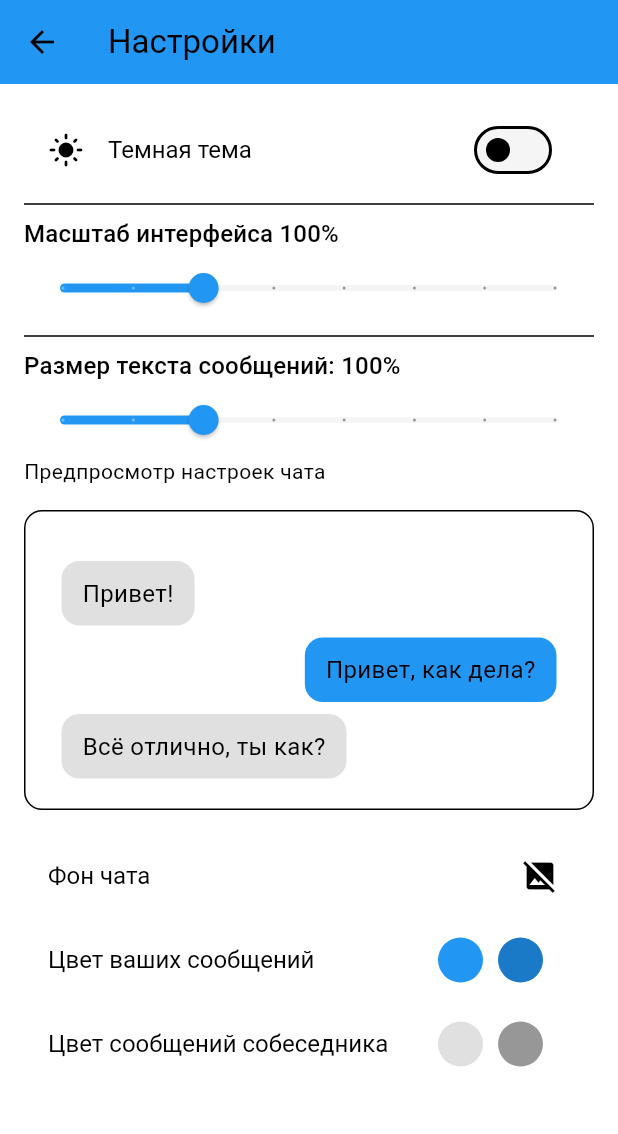
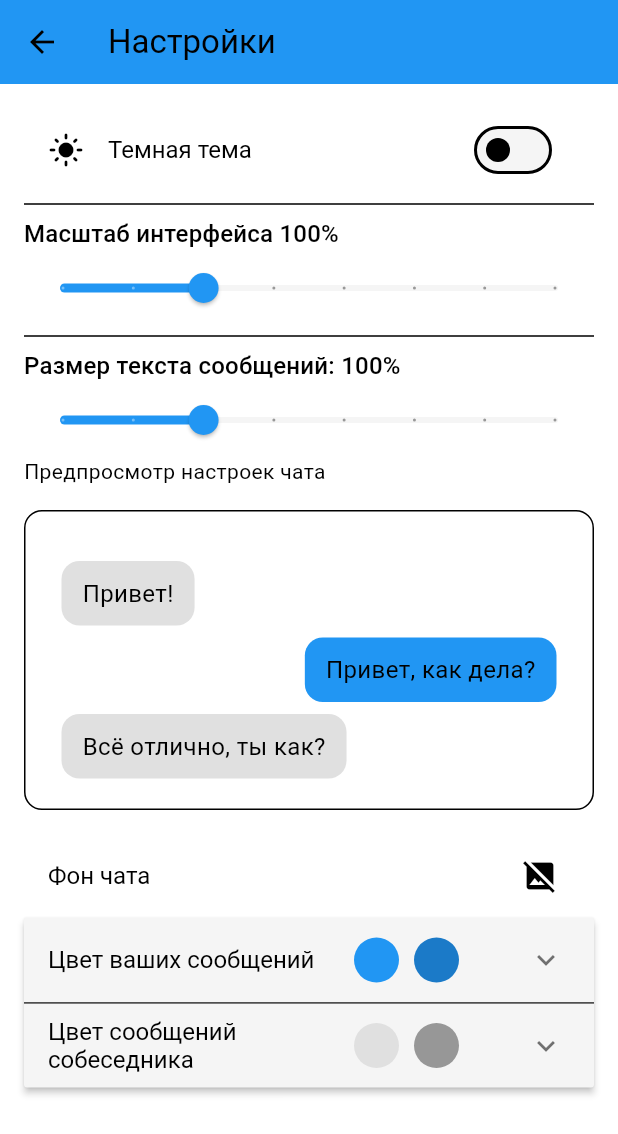
Before and after one commit to Nik041216/Bobergram, a Flutter app: the SettingsSreen screen opened by its route, on a phone screen of 412 x 824 dp. Shown: the top 1134 px of the screen. Run offline on Flutter 3.47's test engine with Material 3 defaults, Android fonts, the phone set to English and light mode, and no system bars; our stand-ins replace flutter_colorpicker.

Commit message:
что-то переделываю, надо подробно разобрать и утвердить как будет происходить кастомизация

```diff
--- a/lib/screens/customize_color_chat.dart
+++ b/lib/screens/customize_color_chat.dart
@@ -2,6 +2,8 @@ import 'package:flutter/material.dart';
 import 'package:provider/provider.dart';
 import '../models/app_settings.dart';
 import '../widgets/color_picker.dart';
+import '../widgets/expansion_panel_list.dart';
+
 
 class CustomizeColorChat extends StatelessWidget {
   CustomizeColorChat({super.key});
@@ -40,8 +42,9 @@ class CustomizeColorChat extends StatelessWidget {
             Column(children: [
               ColorPickerTile(startColor: colorLite, onColorChanged: (color) {})
             ]),
-            Column(children: [
-              ColorPickerTile(startColor: color, onColorChanged: (color) {})
+            ListView(children: [
+              ColorPickerTile(startColor: color, onColorChanged: (color) {}),
+              EditableExpansionPanelList()
             ]),
           ],
         ),
--- a/lib/screens/settings_sreen.dart
+++ b/lib/screens/settings_sreen.dart
@@ -2,6 +2,7 @@ import 'package:flutter/material.dart';
 import 'package:provider/provider.dart';
 import '../models/app_settings.dart';
 import '../widgets/preview_chat_box.dart';
+import '../widgets/expansion_panel_list.dart';
 
 class SettingsSreen extends StatelessWidget {
   SettingsSreen({super.key});
@@ -50,7 +51,7 @@ class SettingsSreen extends StatelessWidget {
           ),
 
           const Text('Предпросмотр настроек чата'),
-          const PreviewChatBox(),
+          PreviewChatBox(colorMe: settings.myBubbleColor, colorOther: settings.otherMessageColor),
 
           ListTile(
             title: const Text('Фон чата'),
@@ -66,60 +67,7 @@ class SettingsSreen extends StatelessWidget {
 
             },
           ),
-
-          ListTile(
-            title: const Text('Цвет ваших сообщений'),
-            trailing: SizedBox(
-              width: 90,
-              child: Row(
-                mainAxisAlignment: MainAxisAlignment.spaceEvenly,
-                children: [
-                  CircleAvatar(
-                    backgroundColor: settings.myBubbleColor,
-                    radius: 15,
-                  ),
-                  CircleAvatar(
-                    backgroundColor: settings.myBubbleColorDark,
-                    radius: 15,
-                  ),
-                ],
-              ),
-            ),
-            onTap: () async {
-              Navigator.pushNamed(
-                context,
-                '/pickColorBuble',
-                arguments: true,
-              );
-            },
-          ),
-
-          ListTile(
-            title: Text('Цвет сообщений собеседника'),
-            trailing: SizedBox(
-              width: 90,
-              child: Row(
-                mainAxisAlignment: MainAxisAlignment.spaceEvenly,
-                children: [
-                  CircleAvatar(
-                    backgroundColor: settings.otherMessageColor,
-                    radius: 15,
-                  ),
-                  CircleAvatar(
-                    backgroundColor: settings.otherMessageColorDark,
-                    radius: 15,
-                  ),
-                ],
-              ),
-            ),
-            onTap: () async {
-              Navigator.pushNamed(
-                context,
-                '/pickColorBuble',
-                arguments: false,
-              );
-            },
-          ),
+          EditableExpansionPanelList(),
         ],
       ),
     );
--- /dev/null
+++ b/lib/widgets/expansion_panel_list.dart
@@ -0,0 +1,106 @@
+import 'package:flutter/material.dart';
+import '../models/app_settings.dart';
+import 'package:provider/provider.dart';
+import '../widgets/color_picker.dart';
+
+
+class EditableExpansionPanelList extends StatefulWidget {
+  const EditableExpansionPanelList({super.key});
+
+  @override
+  State<EditableExpansionPanelList> createState() => _EditableExpansionPanelListState();
+}
+
+class _EditableExpansionPanelListState extends State<EditableExpansionPanelList> {
+  bool _isExpanded1 = false;
+  bool _isExpanded2 = false;
+
+
+  @override
+  Widget build(BuildContext context) {
+    final settings = Provider.of<AppSettings>(context);
+    final isDarkMode = settings.isDarkTheme;
+
+
+    Color colorMe, colorOther;
+    if (isDarkMode) {
+      colorMe = settings.myBubbleColorDark;
+      colorOther = settings.otherMessageColorDark;
+    } else {
+      colorMe = settings.myBubbleColor;
+      colorOther = settings.otherMessageColor;
+    }
+
+    return ExpansionPanelList(
+      expansionCallback: (index, isExpanded) {
+        setState(() {
+          if (index == 0) {
+            _isExpanded1 = !_isExpanded1;
+          } else if (index == 1) {
+            _isExpanded2 = !_isExpanded2;
+          }
+        });
+      },
+      children: [
+        ExpansionPanel(
+          headerBuilder: (context, isExpanded) {
+            return ListTile(
+              title: const Text('Цвет ваших сообщений'),
+              trailing: SizedBox(
+                width: 90,
+                child: Row(
+                  mainAxisAlignment: MainAxisAlignment.spaceEvenly,
+                  children: [
+                    CircleAvatar(
+                      backgroundColor: settings.myBubbleColor,
+                      radius: 15,
+                    ),
+                    CircleAvatar(
+                      backgroundColor: settings.myBubbleColorDark,
+                      radius: 15,
+                    ),
+                  ],
+                ),
+              ),
+            );
+          },
+          body: Padding(
+            padding: const EdgeInsets.all(4),
+            child: ColorPickerTile(startColor: colorMe, onColorChanged: (color) {})
+          ),
+          isExpanded: _isExpanded1,
+          canTapOnHeader: true,
+        ),
+        ExpansionPanel(
+          headerBuilder: (context, isExpanded) {
+            return ListTile(
+              title: const Text('Цвет сообщений собеседника'),
+              trailing: SizedBox(
+                width: 90,
+                child: Row(
+                  mainAxisAlignment: MainAxisAlignment.spaceEvenly,
+                  children: [
+                    CircleAvatar(
+                      backgroundColor: settings.otherMessageColor,
+                      radius: 15,
+                    ),
+                    CircleAvatar(
+                      backgroundColor: settings.otherMessageColorDark,
+                      radius: 15,
+                    ),
+                  ],
+                ),
+              )
+            );
+          },
+          body: Padding(
+            padding: const EdgeInsets.all(16),
+            child: ColorPickerTile(startColor: colorOther, onColorChanged: (color) {})
+          ),
+          isExpanded: _isExpanded2,
+          canTapOnHeader: true,
+        ),
+      ],
+    );
+  }
+}
--- a/lib/widgets/preview_chat_box.dart
+++ b/lib/widgets/preview_chat_box.dart
@@ -1,16 +1,23 @@
 import 'package:flutter/material.dart';
 import 'package:provider/provider.dart';
 import '../models/app_settings.dart';
-import 'message_bubble.dart';
+import 'prewiew_message_bubble.dart';
 
 class PreviewChatBox extends StatelessWidget {
-  const PreviewChatBox({super.key});
+  final Color colorMe;
+  final Color colorOther;
+
+  const PreviewChatBox({
+    super.key,
+    required this.colorOther,
+    required this.colorMe
+  });
 
   @override
   Widget build(BuildContext context) {
     final settings = Provider.of<AppSettings>(context);
 
-    final List<Map<String, dynamic>> _messages = [
+    final List<Map<String, dynamic>> messages = [
       {'text': 'Привет!', 'isMe': false},
       {'text': 'Привет, как дела?', 'isMe': true},
       {'text': 'Всё отлично, ты как?', 'isMe': false},
@@ -40,12 +47,14 @@ class PreviewChatBox extends StatelessWidget {
             child: ListView.builder(
               reverse: true,
               padding: const EdgeInsets.all(8),
-              itemCount: _messages.length,
+              itemCount: messages.length,
               itemBuilder: (context, index) {
-                final message = _messages[_messages.length - 1 - index];
-                return MessageBubble(
+                final message = messages[messages.length - 1 - index];
+                return PreviewMessageBubble(
                   text: message['text'],
                   isMe: message['isMe'],
+                  colorMe: colorMe,
+                  colorOther: colorOther,
                 );
               },
             ),
--- a/lib/widgets/prewiew_message_bubble.dart
+++ b/lib/widgets/prewiew_message_bubble.dart
@@ -5,15 +5,22 @@ import 'package:provider/provider.dart';
 class PreviewMessageBubble extends StatelessWidget {
   final String text;
   final bool isMe;
-  final Color color;
+  final Color colorMe;
+  final Color colorOther;
 
-  const PreviewMessageBubble({super.key, required this.text, required this.isMe, required this.color});
+  const PreviewMessageBubble({
+    super.key,
+    required this.text,
+    required this.isMe,
+    required this.colorMe,
+    required this.colorOther
+  });
 
   @override
   Widget build(BuildContext context) {
     final settings = Provider.of<AppSettings>(context);
     final alignment = isMe ? CrossAxisAlignment.end : CrossAxisAlignment.start;
-    var bgColor = isMe ? color : settings.otherMessageColor;
+    var bgColor = isMe ? colorMe : colorOther;
 
 
     return Column(
```
